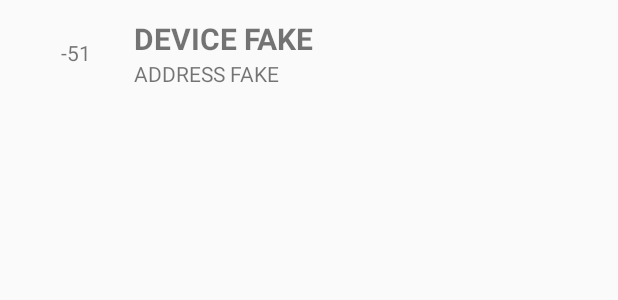
After one commit to MillerTechnologyPeru/AndroidBluetoothDemo, an Android app: the layout device_item.xml on its own in the app's theme, with its tools: preview values and no code run, on a phone screen of 412 x 824 dp. The commit adds this screen. Shown: the top 300 px of the screen. Run offline under Robolectric (Android 15) with nearby library versions, the phone set to English and light mode, and no system bars.

Commit message:
Added RecyclerView Devices.

```diff
--- a/app/build.gradle
+++ b/app/build.gradle
@@ -27,6 +27,7 @@ dependencies {
     implementation"org.jetbrains.kotlin:kotlin-stdlib-jre7:$kotlin_version"
     implementation 'com.android.support:appcompat-v7:27.1.1'
     implementation 'com.android.support.constraint:constraint-layout:1.1.1'
+    implementation 'com.android.support:recyclerview-v7:27.1.1'
     testImplementation 'junit:junit:4.12'
     androidTestImplementation 'com.android.support.test:runner:1.0.2'
     androidTestImplementation 'com.android.support.test.espresso:espresso-core:3.0.2'
--- /dev/null
+++ b/app/src/main/res/layout/device_item.xml
@@ -0,0 +1,41 @@
+<?xml version="1.0" encoding="utf-8"?>
+<LinearLayout
+    xmlns:android="http://schemas.android.com/apk/res/android"
+    android:padding="12dp"
+    android:weightSum="5"
+    android:orientation="horizontal"
+    android:layout_width="match_parent"
+    android:layout_height="wrap_content">
+
+    <TextView
+        android:id="@+id/tvRssi"
+        android:text="-51"
+        android:gravity="center"
+        android:layout_weight="1"
+        android:layout_width="0dp"
+        android:layout_height="match_parent" />
+
+    <LinearLayout
+        android:orientation="vertical"
+        android:layout_width="0dp"
+        android:layout_weight="4"
+        android:layout_height="wrap_content">
+
+        <TextView
+            android:id="@+id/tvName"
+            android:textSize="20sp"
+            android:text="DEVICE FAKE"
+            android:textStyle="bold"
+            android:layout_width="match_parent"
+            android:layout_height="wrap_content" />
+
+        <TextView
+            android:id="@+id/tvAddress"
+            android:textSize="14sp"
+            android:text="ADDRESS FAKE"
+            android:layout_width="match_parent"
+            android:layout_height="wrap_content" />
+
+    </LinearLayout>
+
+</LinearLayout>
```
Also changed, not shown: app/src/main/java/com/jmarkstar/bluetoothdemo/BluetoothDeviceAdapter.kt (added, +61 -0 lines), app/src/main/java/com/jmarkstar/bluetoothdemo/MainActivity.kt (+9 -0 lines), app/src/main/res/layout/activity_main.xml (+6 -1 lines).
